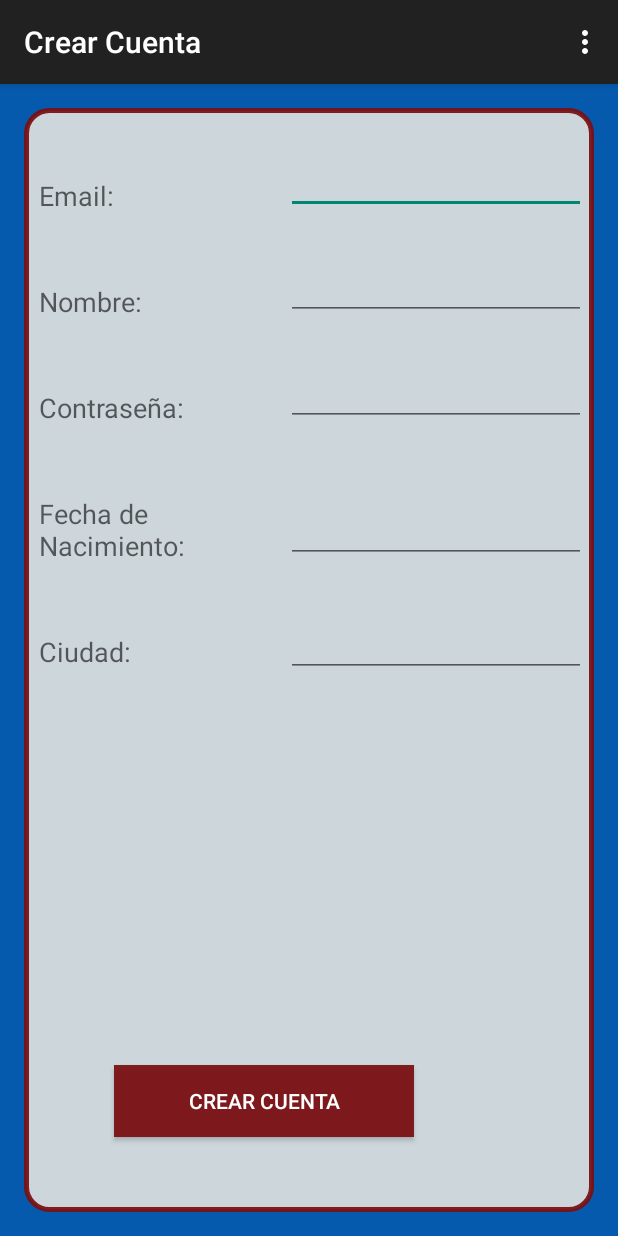
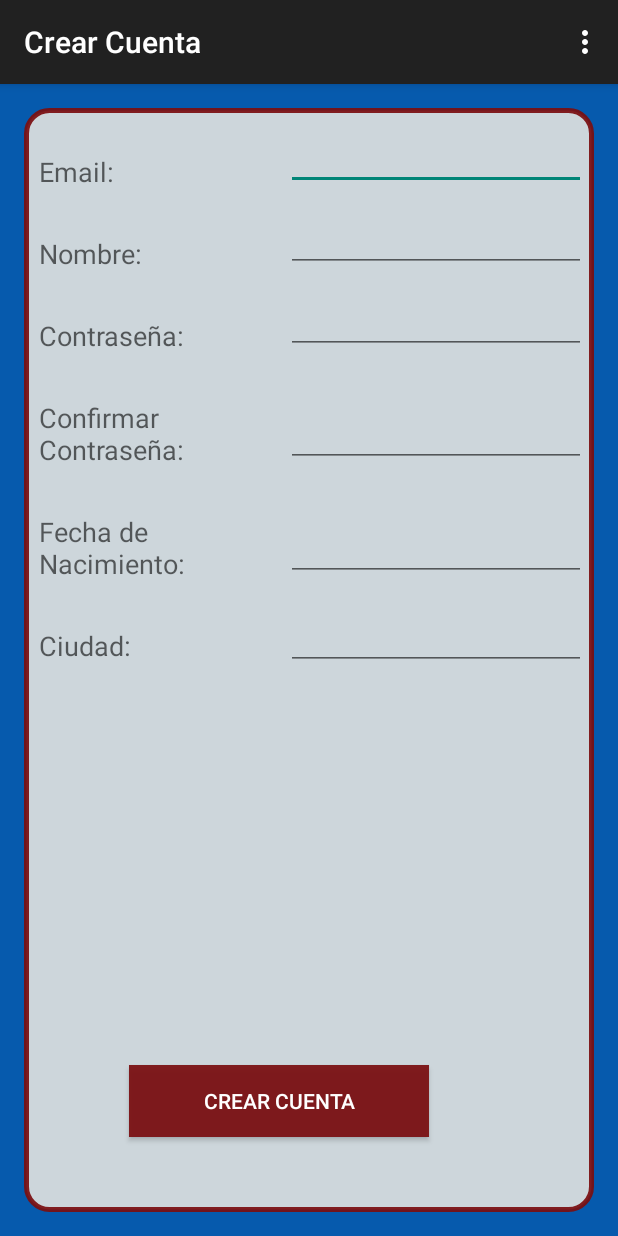
Before and after one commit to AndonyNS/CI-1430-MiBusCR, an Android app: the CrearCuentaActivity screen opened directly, with no data from a screen before it, after a tap on "CREAR CUENTA", on a phone screen of 412 x 824 dp. Run offline under Robolectric (Android 15) with nearby library versions, the phone set to English and light mode, and no system bars.

Commit message:
Seguridad al crear cuenta, pasar a main activity

```diff
--- a/Buses/app/src/main/java/com/example/busdevelop/buses/CrearCuentaActivity.java
+++ b/Buses/app/src/main/java/com/example/busdevelop/buses/CrearCuentaActivity.java
@@ -1,36 +1,36 @@
 package com.example.busdevelop.buses;
 
+
+import android.app.Activity;
+import android.content.Intent;
+import android.os.AsyncTask;
+import android.os.Bundle;
 import android.support.v7.app.ActionBarActivity;
-import android.os.Bundle;
+import android.util.Log;
 import android.view.Menu;
 import android.view.MenuItem;
-import java.io.BufferedReader;
-import java.io.IOException;
-import java.io.InputStream;
-import  java.io.InputStreamReader;
+import android.view.View;
+import android.widget.EditText;
+import android.widget.Toast;
+
 import org.apache.http.HttpResponse;
 import org.apache.http.client.HttpClient;
 import org.apache.http.client.methods.HttpPost;
 import org.apache.http.entity.StringEntity;
 import org.apache.http.impl.client.DefaultHttpClient;
 import org.json.JSONObject;
-import android.net.ConnectivityManager;
-import android.net.NetworkInfo;
-import android.os.AsyncTask;
-import android.os.Bundle;
-import android.util.Log;
-import android.view.View;
-import android.view.View.OnClickListener;
-import android.widget.Button;
-import android.widget.EditText;
-import android.widget.TextView;
-import android.widget.Toast;
-import android.app.Activity;
+
+import java.io.BufferedReader;
+import java.io.IOException;
+import java.io.InputStream;
+import java.io.InputStreamReader;
 
 
 public class CrearCuentaActivity extends ActionBarActivity {
     Usuario mUsuario; //crear objeto que se manda por json
-    EditText mEmailUsuario,mNombreUsuario,mPasswordUsuarioN,mFechaNacUsuarioN,mCiudad;
+    EditText mEmailUsuario,mNombreUsuario,mPasswordUsuarioN,mFechaNacUsuarioN,mCiudad,
+            mConfPass;
+
 
     @Override
     protected void onCreate(Bundle savedInstanceState) {
@@ -41,8 +41,16 @@ public class CrearCuentaActivity extends ActionBarActivity {
         mEmailUsuario = (EditText) findViewById(R.id.emailUsuario);
         mNombreUsuario = (EditText) findViewById(R.id.nombreUsuario);
         mPasswordUsuarioN = (EditText) findViewById(R.id.passwordUsuarioN);
+        mConfPass = (EditText) findViewById(R.id.confPass);
         mFechaNacUsuarioN = (EditText) findViewById(R.id.fechaNacUsuarioN);
         mCiudad = (EditText) findViewById(R.id.ciudad);
+
+        if(getIntent()!=null){
+            String givenEmail = (String) getIntent().getStringExtra("emailIngresado");
+            mEmailUsuario.setText(givenEmail);
+        }
+
+
 
     }
 
@@ -134,8 +142,24 @@ public class CrearCuentaActivity extends ActionBarActivity {
      * Metodo llamado por el boton crear cuenta
      */
     public void registrar(View vista){
-        //TODO: Validar campos
-        new HttpAsyncTask().execute("http://murmuring-anchorage-1614.herokuapp.com/users");
+        boolean ejecutarPost = true;
+        if(!validCamposRequeridos()){
+            ejecutarPost = false;
+            Toast.makeText(getBaseContext(), "Llene los campos email, nombre y contraseña",
+                    Toast.LENGTH_LONG).show();
+        }
+
+        if(!validarPass()){
+            ejecutarPost = false;
+            Toast.makeText(getBaseContext(), "Las contraseñas no coinciden",
+                    Toast.LENGTH_LONG).show();
+        }
+
+        //si los datos en el formulario estan bien crea la cuenta
+        if(ejecutarPost){
+            new HttpAsyncTask(this).execute("https://murmuring-anchorage-1614.herokuapp.com/users");
+        }
+
     }
 
     /**
@@ -143,6 +167,11 @@ public class CrearCuentaActivity extends ActionBarActivity {
      * no se congele la UI
      */
     private  class HttpAsyncTask extends AsyncTask<String, Void, String>{
+        Activity mActivity;
+        private HttpAsyncTask(Activity activity){
+            this.mActivity = activity;
+        }
+
         @Override
         protected String doInBackground(String... urls){
             mUsuario = new Usuario();
@@ -161,6 +190,8 @@ public class CrearCuentaActivity extends ActionBarActivity {
         @Override
         protected void onPostExecute(String resultado){
             Toast.makeText(getBaseContext(), "Cuenta Creada", Toast.LENGTH_LONG).show();
+            mActivity.startActivity(new Intent(mActivity,MainActivity.class));
+
         }
     }
 
@@ -181,5 +212,30 @@ public class CrearCuentaActivity extends ActionBarActivity {
         return resultado;
     }
 
+    /**
+     * Metodo que valida que el usuario digito los campos requeridos
+     * para crear la cuenta.
+     */
+    private boolean validCamposRequeridos(){
+        if(mEmailUsuario.getText().toString().trim().equals("") ||
+                mNombreUsuario.getText().toString().trim().equals("") ||
+                mPasswordUsuarioN.getText().toString().trim().equals("")){
+            return false;
+        }
+        return true;
+    }
+
+    /**
+     * Metodo que valida que la contraseña y la confirmación de
+     * contraseña sean iguales
+     */
+    private boolean validarPass(){
+        String pass = mPasswordUsuarioN.getText().toString().trim();
+        String confirmarPass = mConfPass.getText().toString().trim();
+        if(pass.equals(confirmarPass)){
+            return true;
+        }
+        return false;
+    }
 
 }
--- a/Buses/app/src/main/res/layout/activity_crear_cuenta.xml
+++ b/Buses/app/src/main/res/layout/activity_crear_cuenta.xml
@@ -27,8 +27,9 @@
             android:layout_alignParentTop="true"
             android:layout_alignParentLeft="true"
             android:layout_alignParentStart="true"
-            android:layout_marginTop="46dp"
+            android:layout_marginTop="30dp"
             android:layout_marginLeft="10dp"/>
+
 
         <TextView
             android:layout_width="wrap_content"
@@ -39,7 +40,7 @@
             android:layout_below="@+id/textView"
             android:layout_alignParentLeft="true"
             android:layout_alignParentStart="true"
-            android:layout_marginTop="46dp"
+            android:layout_marginTop="30dp"
             android:layout_marginLeft="10dp"/>
 
         <TextView
@@ -51,7 +52,19 @@
             android:layout_below="@+id/textView2"
             android:layout_alignParentLeft="true"
             android:layout_alignParentStart="true"
-            android:layout_marginTop="46dp"
+            android:layout_marginTop="30dp"
+            android:layout_marginLeft="10dp"/>
+
+        <TextView
+            android:layout_width="wrap_content"
+            android:layout_height="wrap_content"
+            android:textAppearance="?android:attr/textAppearanceMedium"
+            android:text="Confirmar \nContraseña:"
+            android:id="@+id/textView6"
+            android:layout_below="@+id/textView3"
+            android:layout_alignParentLeft="true"
+            android:layout_alignParentStart="true"
+            android:layout_marginTop="30dp"
             android:layout_marginLeft="10dp"/>
 
         <TextView
@@ -60,10 +73,10 @@
             android:textAppearance="?android:attr/textAppearanceMedium"
             android:text="Fecha de Nacimiento:"
             android:id="@+id/textView4"
-            android:layout_below="@+id/textView3"
+            android:layout_below="@+id/textView6"
             android:layout_alignParentLeft="true"
             android:layout_alignParentStart="true"
-            android:layout_marginTop="46dp"
+            android:layout_marginTop="30dp"
             android:layout_marginLeft="10dp"
             android:layout_toLeftOf="@+id/passwordUsuarioN"
             android:layout_toStartOf="@+id/passwordUsuarioN" />
@@ -77,7 +90,7 @@
             android:layout_alignLeft="@+id/textView4"
             android:layout_alignStart="@+id/textView4"
             android:layout_below="@+id/textView4"
-            android:layout_marginTop="46dp" />
+            android:layout_marginTop="30dp" />
 
         <EditText
             android:layout_width="200dp"
@@ -125,7 +138,27 @@
             android:layout_toEndOf="@+id/textView4"
             android:layout_marginRight="5dp"/>
 
+        <EditText
+            android:layout_width="200dp"
+            android:layout_height="wrap_content"
+            android:id="@+id/ciudad"
+            android:layout_alignLeft="@+id/passwordUsuarioN"
+            android:layout_alignStart="@+id/passwordUsuarioN"
+            android:layout_toRightOf="@+id/textView5"
+            android:layout_below="@+id/textView4"
+            android:layout_marginTop="13dp"
+            android:layout_marginRight="5dp"  />
 
+        <EditText
+            android:layout_width="200dp"
+            android:layout_height="wrap_content"
+            android:inputType="textPassword"
+            android:ems="10"
+            android:id="@+id/confPass"
+            android:layout_alignTop="@+id/textView6"
+            android:layout_alignLeft="@+id/fechaNacUsuarioN"
+            android:layout_alignStart="@+id/fechaNacUsuarioN"
+            android:layout_marginRight="5dp"/>
 
         <Button
             android:layout_width="200dp"
@@ -133,25 +166,15 @@
             android:text="Crear Cuenta"
             android:id="@+id/btnCrearCuenta"
             android:background="#ee7b1012"
-            android:layout_toEndOf="@+id/textView"
+
             android:textColor="#ffffffff"
             android:onClick="registrar"
             android:layout_alignParentBottom="true"
             android:layout_toRightOf="@+id/textView"
+            android:layout_marginBottom="50dp"
+            android:layout_marginLeft="10dp"/>
 
-            android:layout_marginBottom="50dp" />
 
-        <EditText
-            android:layout_width="200dp"
-            android:layout_height="wrap_content"
-            android:id="@+id/ciudad"
-            android:layout_alignLeft="@+id/passwordUsuarioN"
-            android:layout_alignStart="@+id/passwordUsuarioN"
-            android:layout_toEndOf="@+id/textView5"
-            android:layout_toRightOf="@+id/textView5"
-            android:layout_below="@+id/textView4"
-            android:layout_marginTop="30dp"
-            android:layout_marginRight="5dp"  />
 
 
     </RelativeLayout>
```
